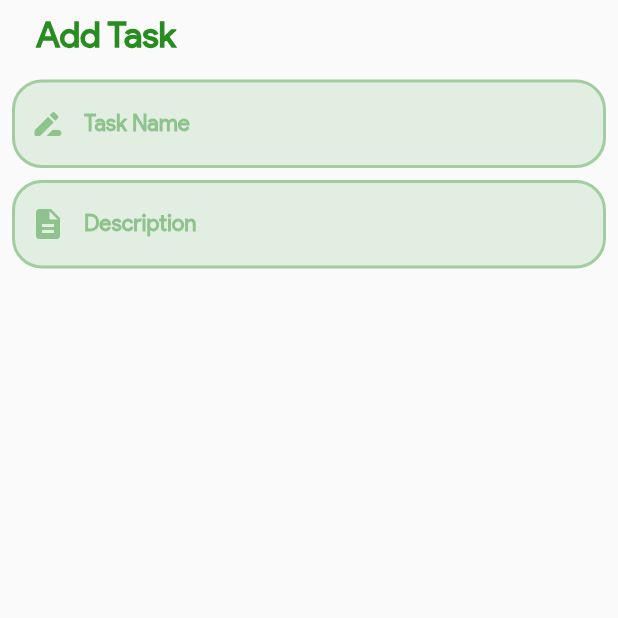
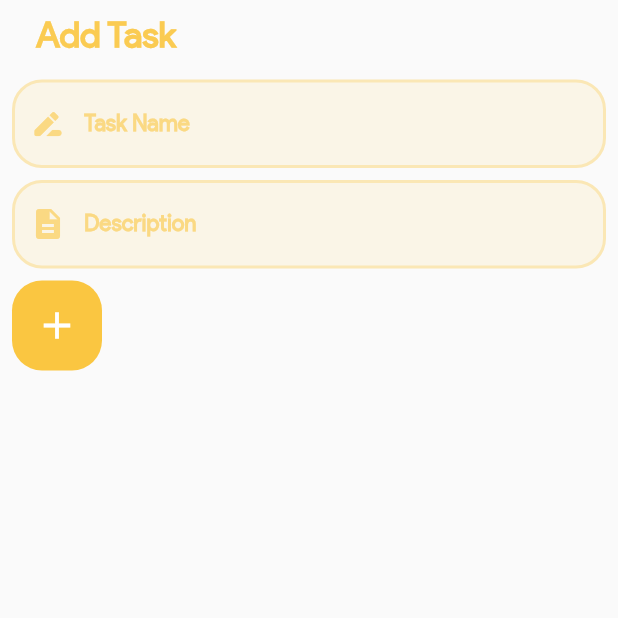
Before and after one commit to gh-devcx420/my_spaces, a Flutter app: the TasksHome screen opened directly with empty values, after a tap on the "add" icon, on a phone screen of 412 x 824 dp, the top half of it. Run offline on Flutter 3.47's test engine with Material 2 defaults, Android fonts, the phone set to English and light mode, and no system bars.

Commit message:
My Spaces v1.5

```diff
--- a/lib/main.dart
+++ b/lib/main.dart
@@ -20,7 +20,7 @@ class MyApp extends StatelessWidget {
     return MaterialApp(
       debugShowCheckedModeBanner: false,
       theme: ThemeData(
-        primaryColor: const Color(0xE813810B),
+        primaryColor: const Color(0xE8FAC641),
         splashColor: Colors.transparent,
         highlightColor: Colors.transparent,
         hoverColor: Colors.transparent,
--- a/lib/screens/Tasks/tasks_home.dart
+++ /dev/null
@@ -1,134 +0,0 @@
-import 'package:flutter/material.dart';
-import 'package:myspaces/screens/Tasks/add_task.dart';
-import 'package:myspaces/utils/widgets.dart';
-import 'package:myspaces/utils/ui_helper.dart';
-
-class TasksHome extends StatefulWidget {
-  const TasksHome({super.key, required this.ui});
-
-  final UiHelper ui;
-
-  @override
-  State<TasksHome> createState() => _TasksHomeState();
-}
-
-class _TasksHomeState extends State<TasksHome> {
-  @override
-  Widget build(BuildContext context) {
-    return Scaffold(
-      body: SafeArea(
-        child: Stack(
-          alignment: const Alignment(0.85, 0.95),
-          children: [
-            Container(
-              //margin: widget.ui.paddingSmall,
-              margin: widget.ui.onlyPaddingVeryMedium,
-              //color: Colors.red.withOpacity(0.5),
-              width: MediaQuery.of(context).size.width,
-              child: SingleChildScrollView(
-                physics: const BouncingScrollPhysics(),
-                child: Column(
-                  children: [
-                    MySpacesHeader(
-                      headerTitle: 'Tasks',
-                      ui: widget.ui,
-                      // alertTitle: 'What is My Spaces?',
-                      // alertBody1:
-                      //     'My Spaces is a productivity app, that hosts a variety of functions.',
-                      // alertBody2:
-                      //     'This is the My Spaces screen where you can find \'Modules\' that perform different functions.',
-                    ),
-                    widget.ui.verticalSpaceMedium(),
-                    SearchBar(ui: widget.ui),
-                    widget.ui.verticalSpaceMedium(),
-                    SizedBox(
-                      height: 20,
-                      //color: Colors.black,
-                      child: Row(
-                        mainAxisAlignment: MainAxisAlignment.end,
-                        children: [
-                          widget.ui.horizontalSpaceSmall(),
-                          Text(
-                            "All Tasks",
-                            style: widget.ui.heading3Style.copyWith(
-                              color: Theme.of(context).primaryColor,
-                              fontSize: 14,
-                            ),
-                          ),
-                          const Spacer(),
-                          SortButton(ui: widget.ui),
-                          widget.ui.horizontalSpaceSmall(),
-                        ],
-                      ),
-                    ),
-                    widget.ui.verticalSpaceMedium(),
-                    TaskTile(
-                      ui: widget.ui,
-                    ),
-                    widget.ui.verticalSpaceVerySmall(),
-                    TaskTile(
-                      ui: widget.ui,
-                    ),
-                    widget.ui.verticalSpaceVerySmall(),
-                    TaskTile(
-                      ui: widget.ui,
-                    ),
-                    widget.ui.verticalSpaceVerySmall(),
-                    TaskTile(
-                      ui: widget.ui,
-                    ),
-                    widget.ui.verticalSpaceVerySmall(),
-                    TaskTile(
-                      ui: widget.ui,
-                    ),
-                    widget.ui.verticalSpaceVerySmall(),
-                    TaskTile(
-                      ui: widget.ui,
-                    ),
-                    widget.ui.verticalSpaceVerySmall(),
-                    TaskTile(
-                      ui: widget.ui,
-                    ),
-                    widget.ui.verticalSpaceVerySmall(),
-                    TaskTile(
-                      ui: widget.ui,
-                    ),
-                    widget.ui.verticalSpaceVerySmall(),
-                    TaskTile(
-                      ui: widget.ui,
-                    ),
-                    widget.ui.verticalSpaceVerySmall(),
-                    TaskTile(
-                      ui: widget.ui,
-                    ),
-                    widget.ui.verticalSpaceVerySmall(),
-                    TaskTile(
-                      ui: widget.ui,
-                    ),
-                    widget.ui.verticalSpaceVerySmall(),
-                    TaskTile(
-                      ui: widget.ui,
-                    ),
-                    widget.ui.verticalSpaceVerySmall(),
-                  ],
-                ),
-              ),
-            ),
-            MySpacesButton(
-              onTap: () {
-                Navigator.push(
-                  context,
-                  MaterialPageRoute(
-                    builder: (context) => AddTask(
-                      ui: widget.ui,
-                    ),
-                  ),
-                );
-              },
-            ),
-          ],
-        ),
-      ),
-    );
-  }
-}
--- a/lib/screens/my_spaces/dashboard_page.dart
+++ b/lib/screens/my_spaces/dashboard_page.dart
@@ -24,11 +24,7 @@ class _DashboardPageState extends State<DashboardPage> {
             MySpacesHeader(
               headerTitle: 'Dashboard',
               ui: ui,
-              // alertTitle: 'What is My Spaces?',
-              // alertBody1:
-              //     'My Spaces is a productivity app, that hosts a variety of functions.',
-              // alertBody2:
-              //     'This is the My Spaces screen where you can find \'Modules\' that perform different functions.',
+              enableSearch: false,
             ),
             ui.verticalSpaceMedium(),
             DashboardCard(
--- a/lib/screens/my_spaces/my_spaces_page.dart
+++ b/lib/screens/my_spaces/my_spaces_page.dart
@@ -26,11 +26,7 @@ class _MySpacesPageState extends State<MySpacesPage> {
             MySpacesHeader(
               headerTitle: 'My Spaces',
               ui: ui,
-              // alertTitle: 'What is My Spaces?',
-              // alertBody1:
-              //     'My Spaces is a productivity app, that hosts a variety of functions.',
-              // alertBody2:
-              //     'This is the My Spaces screen where you can find \'Modules\' that perform different functions.',
+              enableSearch: false,
             ),
             ui.verticalSpaceMedium(),
             Row(
--- a/lib/screens/my_spaces/settings_page.dart
+++ b/lib/screens/my_spaces/settings_page.dart
@@ -26,11 +26,7 @@ class _SettingsPageState extends State<SettingsPage> {
             MySpacesHeader(
               headerTitle: 'Settings',
               ui: ui,
-              // alertTitle: 'What is My Spaces?',
-              // alertBody1:
-              //     'My Spaces is a productivity app, that hosts a variety of functions.',
-              // alertBody2:
-              //     'This is the My Spaces screen where you can find \'Modules\' that perform different functions.',
+              enableSearch: false,
             ),
             ui.verticalSpaceMedium(),
             Column(
--- a/lib/screens/Tasks/add_task.dart
+++ b/lib/screens/tasks/add_task.dart
@@ -1,24 +1,29 @@
 import 'package:flutter/material.dart';
+import 'package:myspaces/screens/Tasks/tasks_home.dart';
 import 'package:myspaces/utils/constants.dart';
 import 'package:myspaces/utils/widgets.dart';
 import 'package:myspaces/utils/ui_helper.dart';
 
-class AddTask extends StatefulWidget {
-  const AddTask({super.key, required this.ui});
+class AddTask extends StatelessWidget {
+  const AddTask({
+    super.key,
+    required this.ui,
+    required this.taskNameController,
+    required this.taskDescriptionController,
+    required this.onSave,
+  });
 
   final UiHelper ui;
+  final taskNameController;
+  final taskDescriptionController;
+  final Function() onSave;
 
-  @override
-  State<AddTask> createState() => _AddTaskState();
-}
-
-class _AddTaskState extends State<AddTask> {
   @override
   Widget build(BuildContext context) {
     return Scaffold(
       body: SafeArea(
         child: Container(
-          margin: widget.ui.allPaddingSmall,
+          margin: ui.allPaddingSmall,
           //color: Colors.red.withOpacity(0.5),
           width: MediaQuery.of(context).size.width,
           child: SingleChildScrollView(
@@ -28,15 +33,12 @@ class _AddTaskState extends State<AddTask> {
               children: [
                 MySpacesHeader(
                   headerTitle: 'Add Task',
-                  ui: widget.ui,
-                  // alertTitle: 'What is My Spaces?',
-                  // alertBody1:
-                  //     'My Spaces is a productivity app, that hosts a variety of functions.',
-                  // alertBody2:
-                  //     'This is the My Spaces screen where you can find \'Modules\' that perform different functions.',
-                ),
-                widget.ui.verticalSpaceMedium(),
+                  ui: ui,
+                  enableSearch: false,
+                   ),
+                ui.verticalSpaceMedium(),
                 TextField(
+                  controller: taskNameController,
                   cursorHeight: 22,
                   cursorColor: Theme.of(context).primaryColor.withOpacity(0.1),
                   decoration: InputDecoration(
@@ -47,12 +49,12 @@ class _AddTaskState extends State<AddTask> {
                     //helperText: "Helper",
                     prefixIcon: Icon(
                       Icons.drive_file_rename_outline_rounded,
-                      color: Theme.of(context).primaryColor.withOpacity(0.4),
+                      color: Theme.of(context).primaryColor.withOpacity(0.6),
                     ),
                     labelText: "Task Name",
-                    labelStyle: widget.ui.heading3Style.copyWith(
+                    labelStyle: ui.heading3Style.copyWith(
                       fontSize: 15,
-                      color: Theme.of(context).primaryColor.withOpacity(0.4),
+                      color: Theme.of(context).primaryColor.withOpacity(0.6),
                     ),
                     filled: true,
                     fillColor: Theme.of(context).primaryColor.withOpacity(0.1),
@@ -72,24 +74,20 @@ class _AddTaskState extends State<AddTask> {
                     ),
                   ),
                 ),
-                widget.ui.verticalSpaceSmall(),
+                ui.verticalSpaceSmall(),
                 TextField(
+                  controller: taskDescriptionController,
                   cursorHeight: 22,
                   cursorColor: Theme.of(context).primaryColor.withOpacity(0.1),
                   decoration: InputDecoration(
-                    // hintText: " Task Name",
-                    // hintStyle: widget.ui.body3Style.copyWith(
-                    //   color: Theme.of(context).primaryColor.withOpacity(0.4),
-                    // ),
-                    //helperText: "Helper",
                     prefixIcon: Icon(
                       Icons.description,
-                      color: Theme.of(context).primaryColor.withOpacity(0.4),
+                      color: Theme.of(context).primaryColor.withOpacity(0.6),
                     ),
                     labelText: "Description",
-                    labelStyle: widget.ui.heading3Style.copyWith(
+                    labelStyle: ui.heading3Style.copyWith(
                       fontSize: 15,
-                      color: Theme.of(context).primaryColor.withOpacity(0.4),
+                      color: Theme.of(context).primaryColor.withOpacity(0.6),
                     ),
                     filled: true,
                     fillColor: Theme.of(context).primaryColor.withOpacity(0.1),
@@ -109,6 +107,10 @@ class _AddTaskState extends State<AddTask> {
                     ),
                   ),
                 ),
+                ui.verticalSpaceSmall(),
+                MySpacesButton(
+                  onTap: onSave,
+                ),
               ],
             ),
           ),
--- /dev/null
+++ b/lib/screens/tasks/tasks_home.dart
@@ -0,0 +1,130 @@
+import 'package:flutter/material.dart';
+import 'package:myspaces/screens/Tasks/add_task.dart';
+import 'package:myspaces/screens/tasks/show%20_task_details.dart';
+import 'package:myspaces/utils/constants.dart';
+import 'package:myspaces/utils/widgets.dart';
+import 'package:myspaces/utils/ui_helper.dart';
+
+class TasksHome extends StatefulWidget {
+  const TasksHome({super.key, required this.ui});
+
+  final UiHelper ui;
+
+  @override
+  State<TasksHome> createState() => _TasksHomeState();
+}
+
+class _TasksHomeState extends State<TasksHome> {
+  final taskNameController = TextEditingController();
+  final taskDescriptionController = TextEditingController();
+
+  void save() {
+    setState(
+      () {
+        tasks.add(
+          [
+            taskNameController.text,
+            taskDescriptionController.text,
+          ],
+        );
+      },
+    );
+    Navigator.pop(context);
+    taskNameController.clear();
+    taskDescriptionController.clear();
+    print(tasks.last);
+  }
+
+  List tasks = [];
+
+  @override
+  Widget build(BuildContext context) {
+    return Scaffold(
+      body: SafeArea(
+        child: Stack(
+          alignment: const Alignment(0.85, 0.95),
+          children: [
+            Container(
+              //margin: widget.ui.paddingSmall,
+              margin: widget.ui.onlyPaddingVeryMedium,
+              //color: Colors.red.withOpacity(0.5),
+              height: MediaQuery.of(context).size.height,
+              width: MediaQuery.of(context).size.width,
+              child: Column(
+                children: [
+                  MySpacesHeader(
+                    headerTitle: 'Tasks',
+                    ui: widget.ui,
+                    enableSearch: true,
+                  ),
+                  // widget.ui.verticalSpaceMedium(),
+                  // SearchBar(ui: widget.ui),
+                  // widget.ui.verticalSpaceMedium(),
+                  // Row(
+                  //   mainAxisAlignment: MainAxisAlignment.end,
+                  //   children: [
+                  //     widget.ui.horizontalSpaceMedium(),
+                  //     Text(
+                  //       "All Tasks",
+                  //       style: widget.ui.heading3Style.copyWith(
+                  //         color: Theme.of(context).primaryColor,
+                  //         fontSize: 14,
+                  //       ),
+                  //     ),
+                  //     const Spacer(),
+                  //     SortButton(ui: widget.ui),
+                  //     widget.ui.horizontalSpaceSmall(),
+                  //   ],
+                  // ),
+                  widget.ui.verticalSpaceMedium(),
+                  Expanded(
+                    child: ListView.separated(
+                      separatorBuilder: (context, index) =>
+                          widget.ui.verticalSpaceSmall(),
+                      physics: const BouncingScrollPhysics(),
+                      itemCount: tasks.length,
+                      itemBuilder: (context, index) {
+                        return TaskTile(
+                          ui: widget.ui,
+                          taskName: tasks[index][0],
+                          taskDescription: tasks[index][1],
+                          onTileTap: () {
+                            Navigator.push(
+                              context,
+                              MaterialPageRoute(
+                                builder: (context) => ShowTaskDetails(
+                                  ui: widget.ui,
+                                  taskName: tasks[index][0],
+                                  taskDescription: tasks[index][1],
+                                ),
+                              ),
+                            );
+                          },
+                        );
+                      },
+                    ),
+                  ),
+                ],
+              ),
+            ),
+            MySpacesButton(
+              onTap: () {
+                Navigator.push(
+                  context,
+                  MaterialPageRoute(
+                    builder: (context) => AddTask(
+                      ui: widget.ui,
+                      taskNameController: taskNameController,
+                      taskDescriptionController: taskDescriptionController,
+                      onSave: save,
+                    ),
+                  ),
+                );
+              },
+            ),
+          ],
+        ),
+      ),
+    );
+  }
+}
--- a/lib/utils/widgets.dart
+++ b/lib/utils/widgets.dart
@@ -4,65 +4,39 @@ import 'package:myspaces/utils/ui_helper.dart';
 
 //1. Header widget.
 class MySpacesHeader extends StatelessWidget {
-  const MySpacesHeader({
-    super.key,
+  const MySpacesHeader(
+      {super.key,
       required this.headerTitle,
       required this.ui,
-    // required this.alertTitle,
-    // required this.alertBody1,
-    // required this.alertBody2,
-  });
+      required this.enableSearch});
 
   final String headerTitle;
   final UiHelper ui;
-
-  // final String alertTitle;
-  // final String alertBody1;
-  // final String alertBody2;
+  final bool enableSearch;
 
   @override
   Widget build(BuildContext context) {
     return Row(
       children: [
         ui.horizontalSpaceMedium(),
-        Text(headerTitle,
-            style: ui.heading1Style
-                .copyWith(color: Theme.of(context).primaryColor)),
+        Text(
+          headerTitle,
+          style:
+              ui.heading1Style.copyWith(color: Theme.of(context).primaryColor),
+        ),
         const Spacer(),
-        // InkWell(
-        //   onTap: () {
-        //     showDialog(
-        //       context: context,
-        //       builder: (_) => AlertDialog(
-        //         title: Text(
-        //           alertTitle,
-        //           style: ui.Heading2Style,
-        //         ),
-        //         content: SingleChildScrollView(
-        //           child: ListBody(
-        //             children: <Widget>[
-        //               Text(
-        //                 alertBody1,
-        //                 style: ui.Body3Style,
-        //               ),
-        //               ui.verticalSpaceSmall(),
-        //               Text(
-        //                 alertBody2,
-        //                 style: ui.Body3Style,
-        //               ),
-        //             ],
-        //           ),
-        //         ),
-        //       ),
-        //     );
-        //   },
-        //   child: const Icon(
-        //     Icons.info_outline,
-        //     size: 25,
-        //     color: kSecondaryColour,
-        //   ),
-        // ),
-        //ui.horizontalSpaceSmall(),
+        if (enableSearch == true)
+          InkWell(
+            onTap: () {},
+            child: Icon(
+              Icons.search_sharp,
+              size: 25,
+              color: Theme.of(context).primaryColor,
+            ),
+          )
+        else
+          Container(),
+        ui.horizontalSpaceSmall(),
       ],
     );
   }
@@ -303,13 +277,21 @@ class TaskTile extends StatelessWidget {
   const TaskTile({
     super.key,
     required this.ui,
+    required this.taskName,
+    required this.taskDescription,
+    required this.onTileTap,
   });
 
   final UiHelper ui;
+  final String taskName;
+  final String taskDescription;
+  final Function() onTileTap;
 
   @override
   Widget build(BuildContext context) {
-    return Container(
+    return InkWell(
+      onTap: onTileTap,
+      child: Container(
         height: 90,
         width: MediaQuery.of(context).size.width,
         padding: ui.allPaddingSmall,
@@ -337,14 +319,14 @@ class TaskTile extends StatelessWidget {
               children: [
                 ui.verticalSpaceVerySmall(),
                 Text(
-                "Task Name",
+                  taskName,
                   style: ui.heading2Style.copyWith(
                     color: Theme.of(context).primaryColor,
                   ),
                 ),
                 ui.verticalSpaceSmall(),
                 Text(
-                "Task Description",
+                  taskDescription,
                   style: ui.heading2Style.copyWith(
                     fontSize: 14,
                     fontWeight: FontWeight.w500,
@@ -388,11 +370,12 @@ class TaskTile extends StatelessWidget {
             ),
           ],
         ),
+      ),
     );
   }
 }
 
-//8. Button widget.
+//8. Custom Floating Action Button widget.
 class MySpacesButton extends StatelessWidget {
   const MySpacesButton({
     required this.onTap,
@@ -409,13 +392,7 @@ class MySpacesButton extends StatelessWidget {
         width: 60,
         decoration: BoxDecoration(
           borderRadius: BorderRadius.circular(kRadiusValue),
-          color: Theme.of(context).primaryColor.withOpacity(0.8),
-          boxShadow: [
-            BoxShadow(
-              blurRadius: 3,
-              color: kMySpacesBlack.withOpacity(0.4),
-            ),
-          ],
+          color: Theme.of(context).primaryColor.withOpacity(1),
         ),
         child: const Center(
           child: Icon(
```
Also changed, not shown: lib/screens/tasks/show _task_details.dart (added, +72 -0 lines), lib/utils/constants.dart (line endings or trailing spaces). Lines whose indentation alone changed are shown as unchanged.
